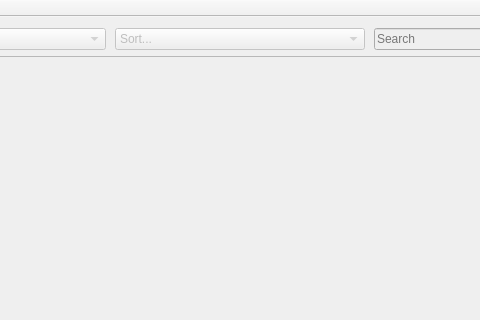
Carlos-D-09/lerma, file mainwindow.ui: the form before one commit; both pictures show x 155 to 635 and y 0 to 320 of the 790 by 523 pixel window.
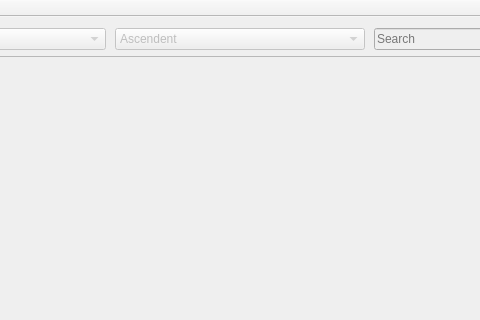
The form after the commit.

Commit message: Implemente la función evaluateHideSort() para ocultar el item Sort... del QComboBox filters cuando el usuario seleciona de que manera lo quiere

Diff of the .ui file:
```diff
--- a/mainwindow.ui
+++ b/mainwindow.ui
@@ -227,6 +227,12 @@
             <property name="editable">
              <bool>false</bool>
             </property>
+            <property name="currentText">
+             <string>Ascendent</string>
+            </property>
+            <property name="currentIndex">
+             <number>1</number>
+            </property>
             <item>
              <property name="text">
               <string>Sort...</string>
```
Left out of the diff: 4 changed lines with no effect on the pictures. The commit also changes 2 other files.
